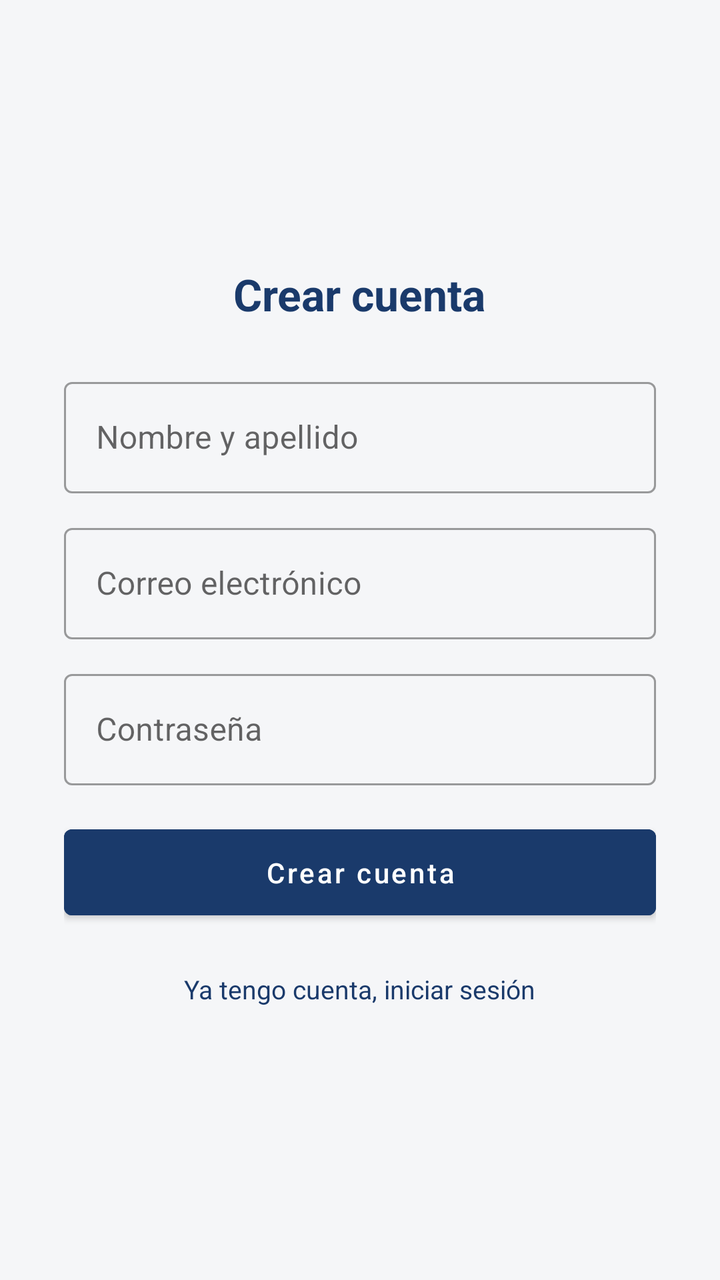
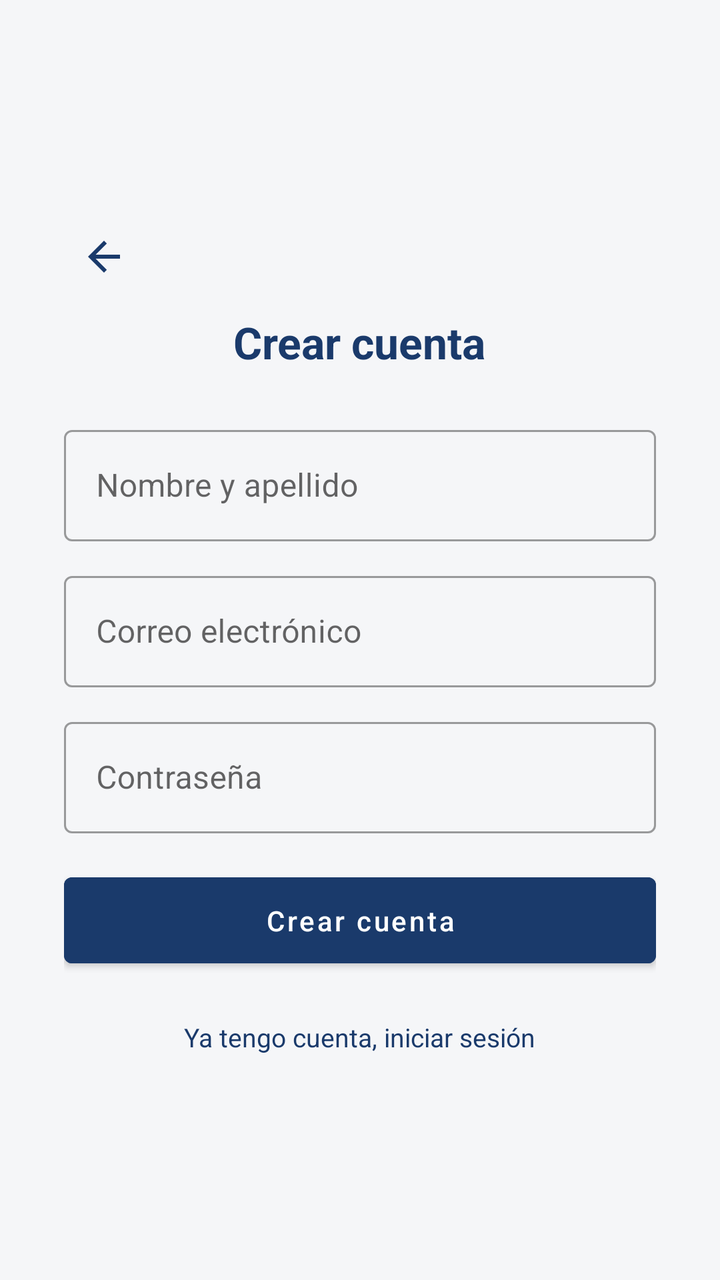

Before-and-after screenshots of an Android layout around one commit, followed by the original layout XML and the change that was made.
<!-- AndroidManifest.xml: application theme Theme.ConsorcioTransparente -->
<!-- res/layout/activity_register.xml -->
<?xml version="1.0" encoding="utf-8"?>
<ScrollView xmlns:android="http://schemas.android.com/apk/res/android"
    xmlns:app="http://schemas.android.com/apk/res-auto"
    android:layout_width="match_parent"
    android:layout_height="match_parent"
    android:background="@color/background"
    android:fillViewport="true">

    <LinearLayout
        android:layout_width="match_parent"
        android:layout_height="wrap_content"
        android:orientation="vertical"
        android:gravity="center"
        android:padding="32dp">

        <TextView
            android:layout_width="wrap_content"
            android:layout_height="wrap_content"
            android:text="@string/register_title"
            android:textColor="@color/navy"
            android:textSize="22sp"
            android:textStyle="bold" />

        <com.google.android.material.textfield.TextInputLayout
            android:layout_width="match_parent"
            android:layout_height="wrap_content"
            android:layout_marginTop="24dp"
            style="@style/Widget.MaterialComponents.TextInputLayout.OutlinedBox">

            <com.google.android.material.textfield.TextInputEditText
                android:id="@+id/inputName"
                android:layout_width="match_parent"
                android:layout_height="wrap_content"
                android:hint="@string/name_hint"
                android:inputType="textPersonName" />
        </com.google.android.material.textfield.TextInputLayout>

        <com.google.android.material.textfield.TextInputLayout
            android:layout_width="match_parent"
            android:layout_height="wrap_content"
            android:layout_marginTop="12dp"
            style="@style/Widget.MaterialComponents.TextInputLayout.OutlinedBox">

            <com.google.android.material.textfield.TextInputEditText
                android:id="@+id/inputEmail"
                android:layout_width="match_parent"
                android:layout_height="wrap_content"
                android:hint="@string/email_hint"
                android:inputType="textEmailAddress" />
        </com.google.android.material.textfield.TextInputLayout>

        <com.google.android.material.textfield.TextInputLayout
            android:layout_width="match_parent"
            android:layout_height="wrap_content"
            android:layout_marginTop="12dp"
            style="@style/Widget.MaterialComponents.TextInputLayout.OutlinedBox">

            <com.google.android.material.textfield.TextInputEditText
                android:id="@+id/inputPassword"
                android:layout_width="match_parent"
                android:layout_height="wrap_content"
                android:hint="@string/password_hint"
                android:inputType="textPassword" />
        </com.google.android.material.textfield.TextInputLayout>

        <ProgressBar
            android:id="@+id/progressBar"
            android:layout_width="wrap_content"
            android:layout_height="wrap_content"
            android:layout_marginTop="16dp"
            android:visibility="gone" />

        <TextView
            android:id="@+id/textError"
            android:layout_width="match_parent"
            android:layout_height="wrap_content"
            android:layout_marginTop="8dp"
            android:textColor="@color/tag_red_fg"
            android:textSize="12sp"
            android:visibility="gone" />

        <Button
            android:id="@+id/buttonRegister"
            android:layout_width="match_parent"
            android:layout_height="wrap_content"
            android:layout_marginTop="16dp"
            android:backgroundTint="@color/navy"
            android:paddingVertical="12dp"
            android:text="@string/register_button"
            android:textAllCaps="false" />

        <TextView
            android:id="@+id/textGoLogin"
            android:layout_width="wrap_content"
            android:layout_height="wrap_content"
            android:layout_marginTop="18dp"
            android:padding="4dp"
            android:text="@string/have_account"
            android:textColor="@color/navy"
            android:textSize="13sp" />

    </LinearLayout>
</ScrollView>
<!-- resources referenced by this layout -->
<resources>
  <color name="background">#F5F6F8</color>
  <color name="navy">#1A3A6B</color>
  <color name="tag_red_fg">#991B1B</color>
  <string name="email_hint">Correo electrónico</string>
  <string name="have_account">Ya tengo cuenta, iniciar sesión</string>
  <string name="name_hint">Nombre y apellido</string>
  <string name="password_hint">Contraseña</string>
  <string name="register_button">Crear cuenta</string>
  <string name="register_title">Crear cuenta</string>
  <style name="Theme.ConsorcioTransparente" parent="Theme.MaterialComponents.DayNight.NoActionBar">
          <item name="colorPrimary">@color/navy</item>
          <item name="colorPrimaryDark">@color/navy_dark</item>
          <item name="colorAccent">@color/blue_accent</item>
          <item name="android:windowBackground">@color/background</item>
          <item name="android:statusBarColor" tools:targetApi="l">@color/navy</item>
      </style>
  <color name="navy_dark">#0F2647</color>
  <color name="blue_accent">#3B82F6</color>
</resources>

<!-- the commit's change to res/layout/activity_register.xml (unified diff, before → after) -->
@@ -12,6 +12,17 @@
         android:orientation="vertical"
         android:gravity="center"
         android:padding="32dp">
+
+        <ImageButton
+            android:id="@+id/buttonBack"
+            android:layout_width="40dp"
+            android:layout_height="40dp"
+            android:layout_gravity="start"
+            android:layout_marginBottom="8dp"
+            android:background="?attr/selectableItemBackgroundBorderless"
+            android:contentDescription="@string/back"
+            android:src="@drawable/ic_back"
+            android:tint="@color/navy" />
 
         <TextView
             android:layout_width="wrap_content"
<!-- resource entries referenced after the edit -->
@@ -3,20 +3,34 @@
   <color name="background">#F5F6F8</color>
   <color name="navy">#1A3A6B</color>
   <color name="tag_red_fg">#991B1B</color>
+  <!-- drawable ic_back (drawable) -->
+  <?xml version="1.0" encoding="utf-8"?>
+  <vector xmlns:android="http://schemas.android.com/apk/res/android"
+      android:width="24dp"
+      android:height="24dp"
+      android:viewportWidth="24"
+      android:viewportHeight="24">
+      <path
+          android:fillColor="#FF000000"
+          android:pathData="M20,11H7.83l5.59,-5.59L12,4l-8,8 8,8 1.41,-1.41L7.83,13H20v-2z" />
+  </vector>
+  <string name="back">Volver</string>
   <string name="email_hint">Correo electrónico</string>
   <string name="have_account">Ya tengo cuenta, iniciar sesión</string>
   <string name="name_hint">Nombre y apellido</string>
   <string name="password_hint">Contraseña</string>
   <string name="register_button">Crear cuenta</string>
   <string name="register_title">Crear cuenta</string>
-  <style name="Theme.ConsorcioTransparente" parent="Theme.MaterialComponents.DayNight.NoActionBar">
+  <style name="Theme.ConsorcioTransparente" parent="Theme.MaterialComponents.Light.NoActionBar">
           <item name="colorPrimary">@color/navy</item>
           <item name="colorPrimaryDark">@color/navy_dark</item>
           <item name="colorAccent">@color/blue_accent</item>
           <item name="android:windowBackground">@color/background</item>
           <item name="android:statusBarColor" tools:targetApi="l">@color/navy</item>
+          <item name="colorTextSecondary">@color/text_secondary</item>
       </style>
   <color name="navy_dark">#0F2647</color>
   <color name="blue_accent">#3B82F6</color>
+  <color name="text_secondary">#6B7280</color>
 </resources>
 
